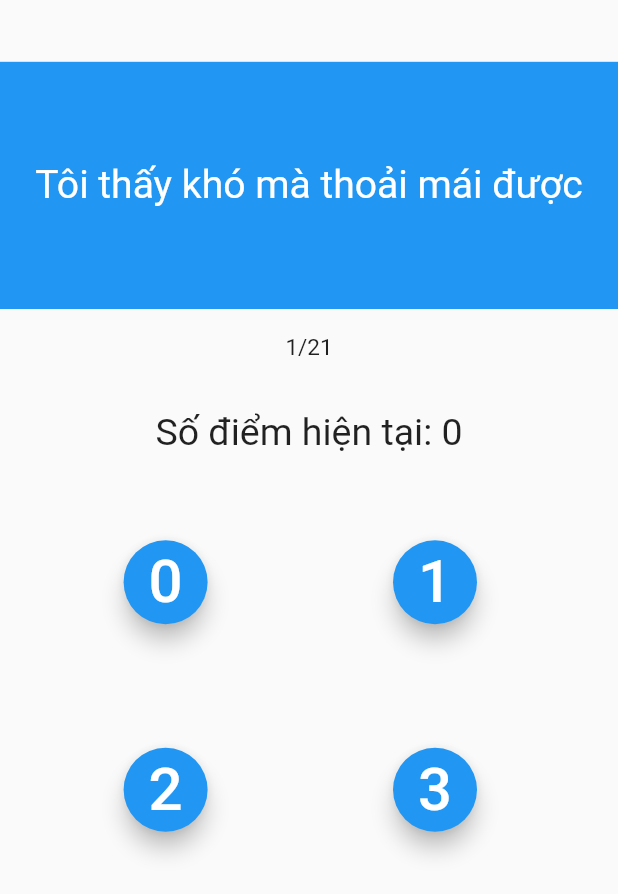
After one commit to viettungvuong/HNH, a Flutter app: the quizPage screen opened directly, on a phone screen of 412 x 824 dp. The commit adds this screen. Shown: the top 894 px of the screen. Run offline on Flutter 3.47's test engine with Material 2 defaults, Android fonts, the phone set to English and light mode, and no system bars; our stand-ins replace cloud_firestore, firebase_auth, firebase_core, firebase_messaging, firebase_storage, flutter_chat_types and 4 more; missing offline and left inert: tab_container; accounts and stored records are empty.

Commit message:
Bản release chạy thành công

```diff
--- /dev/null
+++ b/lib/data/cauHoi.dart
@@ -0,0 +1,67 @@
+const cacCauHoi = <Map<String, dynamic>>[
+  {
+    "cauhoi": "Tôi thấy khó mà thoải mái được",
+  },
+  {
+    "cauhoi": "Tôi bị khô miệng",
+  },
+  {
+    "cauhoi": "Tôi không thấy có chút cảm xúc tích cực nào",
+  },
+  {
+    "cauhoi": "Tôi bị rối loạn nhịp thở",
+  },
+  {
+    "cauhoi": "Tôi thấy khó bắt tay vào công việc",
+  },
+  {
+    "cauhoi": "Tôi đã phản ứng thái quá khi có những sự việc xảy ra",
+  },
+  {
+    "cauhoi": "Tôi bị ra mồ hôi",
+  },
+  {
+    "cauhoi": "Tôi thấy mình suy nghĩ quá nhiều",
+  },
+  {
+    "cauhoi":
+        "Tôi lo lắng về những tình huống có thể khiến tôi hoảng sợ hoặc biến thành trò cười",
+  },
+  {
+    "cauhoi": "Tôi thấy mình chẳng có gì để mong đợi cả",
+  },
+  {
+    "cauhoi": "Tôi thấy bản thân dễ bị kích động",
+  },
+  {
+    "cauhoi": "Tôi thấy khó thư giãn được",
+  },
+  {
+    "cauhoi": "Tôi cảm thấy chán nản, thất vọng",
+  },
+  {
+    "cauhoi":
+        "Tôi không chấp nhận được việc có cái gì đó xen vào cản trở việc tôi đang làm",
+  },
+  {
+    "cauhoi": "Tôi thấy mình gần như hoảng loạn",
+  },
+  {
+    "cauhoi": "Tôi không thấy hăng hái với bất kì việc gì nữa",
+  },
+  {
+    "cauhoi": "Tôi cảm thấy mình chẳng đáng làm người",
+  },
+  {
+    "cauhoi": "Tôi thấy mình khá dễ phật ý, tự ái",
+  },
+  {
+    "cauhoi": "Tôi nghe thấy rõ tiếng nhịp tim dù chẳng làm gì cả",
+  },
+  {
+    "cauhoi": "Tôi hay sợ vô cớ",
+  },
+  {
+    "cauhoi": "Tôi thấy cuộc sống vô nghĩa",
+  },
+];
--- /dev/null
+++ b/lib/quiz.dart
@@ -0,0 +1,349 @@
+import 'package:flutter/material.dart';
+import 'package:sizer/sizer.dart';
+
+import 'data/cauHoi.dart';
+import 'main.dart';
+
+class quiz {
+  static int soDiem = 0;
+}
+
+class cauHoi {
+  final String hoi;
+  cauHoi({
+    required this.hoi,
+  });
+  static List<cauHoi> getListCauHoi() => cacCauHoi
+      .map(
+        (element) => cauHoi(
+          hoi: element['cauhoi'],
+        ),
+      )
+      .toList();
+}
+
+class quizResult extends StatelessWidget {
+  late String loAu, tramCam, stress;
+  late Color cl1, cl2, cl3;
+  @override
+  Widget build(Object context) {
+    if (quiz.soDiem * 2 <= 7) {
+      loAu = "Bình thường";
+      cl1 = Colors.green;
+    } else if (quiz.soDiem * 2 >= 8 && quiz.soDiem * 2 <= 9) {
+      loAu = "Nhẹ";
+      cl1 = Color.fromARGB(255, 167, 153, 25);
+    } else if (quiz.soDiem * 2 >= 10 && quiz.soDiem * 2 <= 14) {
+      loAu = "Vừa";
+      cl1 = Colors.orange;
+    } else if (quiz.soDiem * 2 >= 15 && quiz.soDiem * 2 <= 19) {
+      loAu = "Nặng";
+      cl1 = Colors.redAccent;
+    } else {
+      loAu = "Rất nặng";
+      cl1 = Colors.red;
+    }
+    if (quiz.soDiem * 2 <= 9) {
+      tramCam = "Bình thường";
+      cl2 = Colors.green;
+    } else if (quiz.soDiem * 2 >= 10 && quiz.soDiem * 2 <= 13) {
+      tramCam = "Nhẹ";
+      cl2 = Color.fromARGB(255, 167, 153, 25);
+    } else if (quiz.soDiem * 2 >= 14 && quiz.soDiem * 2 <= 20) {
+      tramCam = "Vừa";
+      cl2 = Colors.orange;
+    } else if (quiz.soDiem * 2 >= 21 && quiz.soDiem * 2 <= 27) {
+      tramCam = "Nặng";
+      cl2 = Colors.redAccent;
+    } else {
+      tramCam = "Rất nặng";
+      cl2 = Colors.red;
+    }
+    if (quiz.soDiem * 2 <= 14) {
+      stress = "Bình thường";
+      cl3 = Colors.green;
+    } else if (quiz.soDiem * 2 >= 15 && quiz.soDiem * 2 <= 18) {
+      stress = "Nhẹ";
+      cl3 = Color.fromARGB(255, 167, 153, 25);
+    } else if (quiz.soDiem * 2 >= 19 && quiz.soDiem * 2 <= 25) {
+      stress = "Vừa";
+      cl3 = Colors.orange;
+    } else if (quiz.soDiem * 2 >= 26 && quiz.soDiem * 2 <= 33) {
+      stress = "Nặng";
+      cl3 = Colors.redAccent;
+    } else {
+      stress = "Rất nặng";
+      cl3 = Colors.red;
+    }
+    return Sizer(
+      builder: (context, orientation, deviceType) {
+        return Scaffold(
+          body: Container(
+            padding: EdgeInsets.symmetric(vertical: 5.h),
+            child: Column(
+              children: [
+                Container(
+                  padding: EdgeInsets.symmetric(vertical: 3.h, horizontal: 5.w),
+                  child: Text(
+                    "Số điểm cuối cùng của bạn là: ",
+                    textAlign: TextAlign.center,
+                    style: TextStyle(fontSize: 30),
+                  ),
+                ),
+                Container(
+                  padding:
+                      EdgeInsets.symmetric(horizontal: 40.w, vertical: 5.h),
+                  child: Container(
+                    color: Colors.blueAccent,
+                    alignment: Alignment.center,
+                    height: 10.h,
+                    child: Text(
+                      "${quiz.soDiem * 2}",
+                      style: TextStyle(
+                          fontSize: 25,
+                          color: Colors.white,
+                          fontWeight: FontWeight.bold),
+                    ),
+                  ),
+                ),
+                Container(
+                  padding: EdgeInsets.symmetric(vertical: 5.h),
+                  alignment: Alignment.center,
+                  child: Row(
+                    children: [
+                      Container(
+                        width: 33.3.w,
+                        child: Text(
+                          "Lo âu:\n$loAu",
+                          textAlign: TextAlign.center,
+                          style: TextStyle(
+                              fontSize: 25,
+                              color: cl1,
+                              fontWeight: FontWeight.bold),
+                        ),
+                      ),
+                      Container(
+                        width: 33.3.w,
+                        child: Text(
+                          "Trầm cảm:\n$tramCam",
+                          textAlign: TextAlign.center,
+                          style: TextStyle(
+                              fontSize: 25,
+                              color: cl2,
+                              fontWeight: FontWeight.bold),
+                        ),
+                      ),
+                      Container(
+                        width: 33.3.w,
+                        child: Text(
+                          "Stres:\n$stress",
+                          textAlign: TextAlign.center,
+                          style: TextStyle(
+                              fontSize: 25,
+                              color: cl3,
+                              fontWeight: FontWeight.bold),
+                        ),
+                      ),
+                    ],
+                  ),
+                ),
+                Container(
+                    padding:
+                        EdgeInsets.symmetric(horizontal: 5.w, vertical: 2.h),
+                    child: Text(
+                        "Nếu kết quả ở ngưỡng bình thường thì tâm lý bạn vẫn đang được cân bằng tốt.\n\nNếu bắt đầu chuyển sang độ nhẹ, bạn cần chú ý đến cảm xúc của mình. Bạn nên tự điều chỉnh suy nghĩ bản thân trước, tránh để tâm trạng ngày càng tệ.\n\nVà nếu đang ở mức độ vừa trở lên, bần cần thăm khám bác sĩ chuyên khoa.",
+                        style: TextStyle(fontSize: 12.sp))),
+                Container(
+                  alignment: Alignment.bottomCenter,
+                  padding: EdgeInsets.only(bottom: 2.h),
+                  width: 20.w,
+                  child: FloatingActionButton(
+                    onPressed: () {
+                      Navigator.push(
+                        context,
+                        MaterialPageRoute(builder: (context) => mainWidget()),
+                      );
+                    },
+                    child: IconButton(
+                        onPressed: () {
+                          Navigator.push(
+                            context,
+                            MaterialPageRoute(
+                                builder: (context) => mainWidget()),
+                          );
+                        },
+                        icon: Image.asset('assets/images/Logo11.png')),
+                  ),
+                ),
+              ],
+            ),
+          ),
+        );
+      },
+    );
+  }
+}
+
+class quizPage extends StatelessWidget {
+  final int i;
+
+  const quizPage(
+    this.i, {
+    Key? key,
+  }) : super(key: key);
+
+  void tapChoice(int choice) {
+    quiz.soDiem += choice;
+  }
+
+  @override
+  Widget build(BuildContext context) {
+    final ds = cauHoi.getListCauHoi();
+    return Sizer(
+      builder: (context, orientation, deviceType) {
+        return WillPopScope(
+          onWillPop: () async {
+            // You can do some work here.
+            // Returning true allows the pop to happen, returning false prevents it.
+            return false;
+          },
+          child: Scaffold(
+            body: Container(
+              padding: EdgeInsets.symmetric(vertical: 5.h),
+              child: Column(
+                children: [
+                  Container(
+                      alignment: Alignment.center,
+                      height: 20.h,
+                      color: Colors.blue,
+                      child: Text(
+                        ds[i].hoi,
+                        textAlign: TextAlign.center,
+                        style: TextStyle(
+                          fontSize: 19.sp,
+                          color: Colors.white,
+                        ),
+                      )),
+                  Container(
+                    padding: EdgeInsets.symmetric(vertical: 2.h),
+                    child: Text(
+                      "${i + 1}/${ds.length}",
+                      style: TextStyle(fontSize: 15),
+                    ),
+                  ),
+                  Container(
+                    padding: EdgeInsets.symmetric(vertical: 2.h),
+                    child: Text(
+                      "Số điểm hiện tại: ${quiz.soDiem * 2}",
+                      style: TextStyle(fontSize: 25),
+                    ),
+                  ),
+                  Row(
+                    children: [
+                      Container(
+                        padding: EdgeInsets.symmetric(
+                            horizontal: 20.w, vertical: 5.h),
+                        child: FloatingActionButton(
+                          heroTag: "btn1",
+                          onPressed: () {
+                            tapChoice(0);
+                            Navigator.push(
+                              context,
+                              MaterialPageRoute(
+                                  builder: (context) => (i + 1 < ds.length)
+                                      ? quizPage(i + 1)
+                                      : quizResult()),
+                            );
+                          },
+                          child: Text(
+                            "0",
+                            style: TextStyle(
+                              fontSize: 40,
+                            ),
+                          ),
+                        ),
+                      ),
+                      Container(
+                        padding: EdgeInsets.symmetric(
+                            horizontal: 10.w, vertical: 5.h),
+                        child: FloatingActionButton(
+                          heroTag: "btn2",
+                          onPressed: () {
+                            tapChoice(1);
+                            Navigator.push(
+                              context,
+                              MaterialPageRoute(
+                                  builder: (context) => (i + 1 < ds.length)
+                                      ? quizPage(i + 1)
+                                      : quizResult()),
+                            );
+                          },
+                          child: Text(
+                            "1",
+                            style: TextStyle(
+                              fontSize: 40,
+                            ),
+                          ),
+                        ),
+                      ),
+                    ],
+                  ),
+                  Row(
+                    children: [
+                      Container(
+                        padding: EdgeInsets.symmetric(
+                            horizontal: 20.w, vertical: 5.h),
+                        child: FloatingActionButton(
+                          heroTag: "btn3",
+                          onPressed: () {
+                            tapChoice(2);
+                            Navigator.push(
+                              context,
+                              MaterialPageRoute(
+                                  builder: (context) => (i + 1 < ds.length)
+                                      ? quizPage(i + 1)
+                                      : quizResult()),
+                            );
+                          },
+                          child: Text(
+                            "2",
+                            style: TextStyle(
+                              fontSize: 40,
+                            ),
+                          ),
+                        ),
+                      ),
+                      Container(
+                        padding: EdgeInsets.symmetric(
+                            horizontal: 10.w, vertical: 5.h),
+                        child: FloatingActionButton(
+                          heroTag: "btn4",
+                          onPressed: () {
+                            tapChoice(3);
+                            Navigator.push(
+                              context,
+                              MaterialPageRoute(
+                                  builder: (context) => (i + 1 < ds.length)
+                                      ? quizPage(i + 1)
+                                      : quizResult()),
+                            );
+                          },
+                          child: Text(
+                            "3",
+                            style: TextStyle(
+                              fontSize: 40,
+                            ),
+                          ),
+                        ),
+                      ),
+                    ],
+                  ),
+                ],
+              ),
+            ),
+          ),
+        );
+      },
+    );
+  }
+}
```
Also changed, not shown: lib/main.dart (+8 -1 lines).
